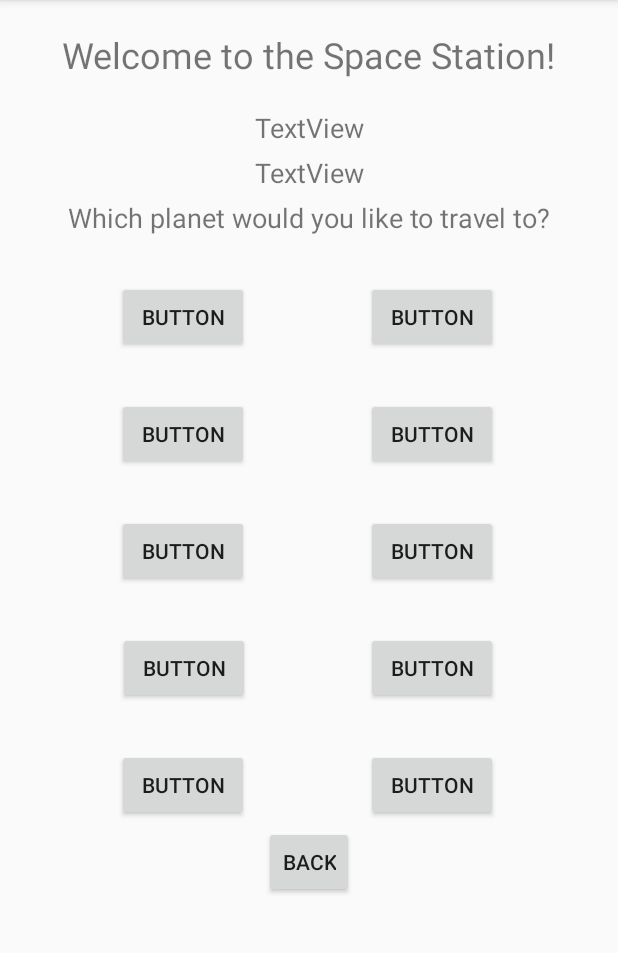
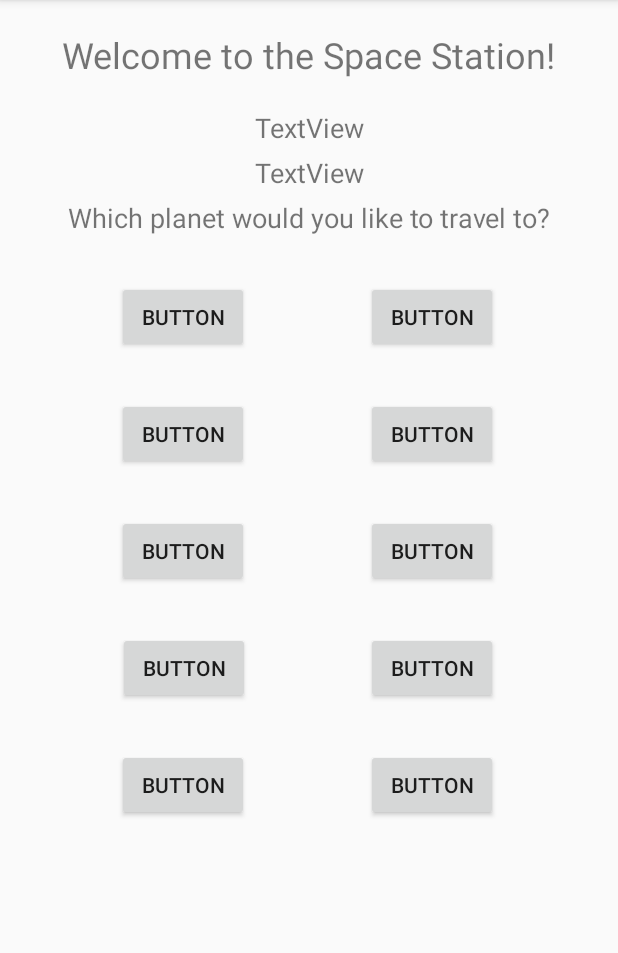
Before and after one commit to Team-72B-OneNine-Android/M5, an Android app: the SpaceStationActivity screen opened directly, with no data from a screen before it, after a tap on "BUTTON", on a phone screen of 412 x 824 dp, the part 84-1037 px from its top. Run offline under Robolectric (Android 15) with nearby library versions, the phone set to English and light mode, and no system bars; 24 statements that could not run were skipped.

Commit message:
Pretty much finished M8

```diff
--- a/SpaceTrader/app/src/main/java/onenine/android/View/SpaceStationActivity.java
+++ b/SpaceTrader/app/src/main/java/onenine/android/View/SpaceStationActivity.java
@@ -154,9 +154,5 @@ public class SpaceStationActivity extends AppCompatActivity {
     public void updateCurrentPlanet(int i) {
         currentPlanet.setText("You are now on planet " + vm.getUniverse().getPlanet(i).getType());
     }
-    public void onSpaceStationBackButtonPressed(View view) {
-        Intent back = new Intent(this, HomeScreenActivity.class);
-        startActivity(back);
-    }
 
 }
--- a/SpaceTrader/app/src/main/res/layout/activity_space_station.xml
+++ b/SpaceTrader/app/src/main/res/layout/activity_space_station.xml
@@ -202,20 +202,4 @@
         app:layout_constraintEnd_toEndOf="parent"
         app:layout_constraintTop_toBottomOf="@+id/planet7" />
 
-    <Button
-        android:id="@+id/ssBackButton"
-        style="@style/Widget.AppCompat.Button.Small"
-        android:layout_width="wrap_content"
-        android:layout_height="wrap_content"
-        android:layout_marginStart="8dp"
-        android:layout_marginLeft="8dp"
-        android:layout_marginTop="3dp"
-        android:layout_marginEnd="8dp"
-        android:layout_marginRight="8dp"
-        android:onClick="onSpaceStationBackButtonPressed"
-        android:text="Back"
-        app:layout_constraintEnd_toEndOf="parent"
-        app:layout_constraintStart_toStartOf="parent"
-        app:layout_constraintTop_toBottomOf="@+id/planet8" />
-
 </android.support.constraint.ConstraintLayout>
```
